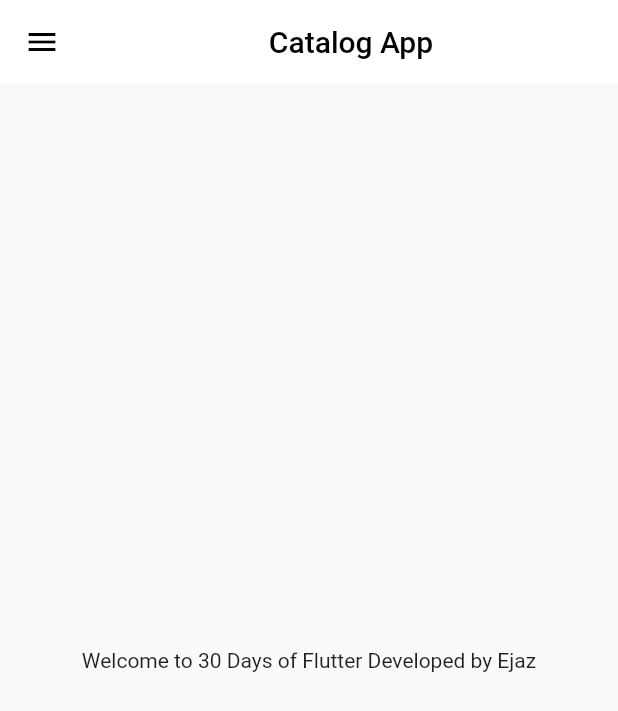
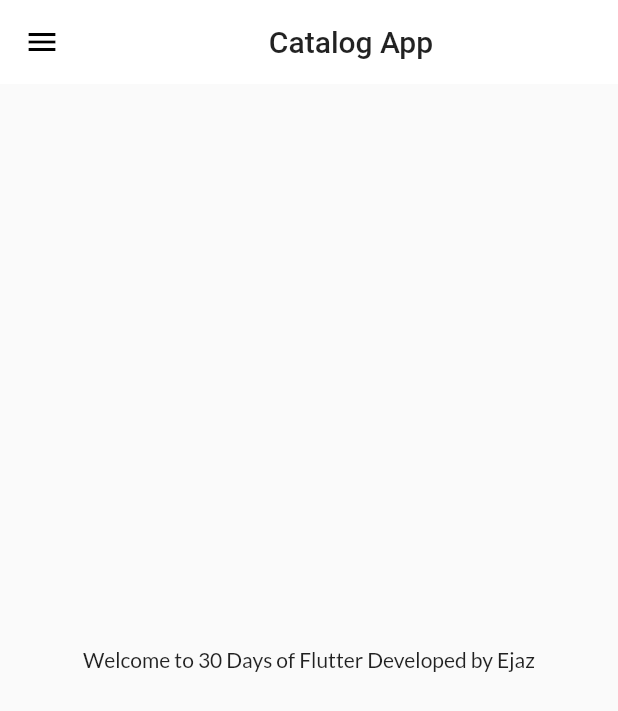
Before and after one commit to ejaz1626/Flutter30Days, a Flutter app: the screen it shows after launch, on a phone screen of 412 x 824 dp. Shown: the top 711 px of the screen. Run offline on Flutter 3.47's test engine with Material 2 defaults, Android fonts, the phone set to English and light mode, and no system bars; our stand-ins replace google_fonts.

Commit message:
Theme Extracted

```diff
--- a/lib/main.dart
+++ b/lib/main.dart
@@ -2,6 +2,8 @@
 import 'package:flutter30days/pages/home_page.dart';
 import 'package:flutter30days/pages/login_page.dart';
 import 'package:flutter30days/utils/routes.dart';
+import 'package:flutter30days/widgets/theme.dart';
+import 'package:google_fonts/google_fonts.dart';
 
 void main() {
   runApp(const MyApp());
@@ -14,9 +16,23 @@
   Widget build(BuildContext context) {
     return MaterialApp(
       debugShowCheckedModeBanner: false,
+
       themeMode: ThemeMode.light,
-      darkTheme: ThemeData(brightness: Brightness.dark),
-      theme: ThemeData(primarySwatch: Colors.deepOrange),
+
+      theme: MyTheme.lightTheme(context),
+      darkTheme: MyTheme.darkTheme(context),
+      // darkTheme: ThemeData(brightness: Brightness.dark),
+      //  theme:ThemeData(
+      //   primarySwatch: Colors.deepOrange,
+      //   fontFamily: GoogleFonts.lato().fontFamily,
+      //   appBarTheme: AppBarTheme(
+      //       color: Colors.white,
+      //       elevation: 0.0,
+      //       iconTheme: IconThemeData(color: Colors.black),
+      //       toolbarTextStyle: Theme.of(context).textTheme.bodyText2,
+      //       titleTextStyle: Theme.of(context).textTheme.headline6),
+      // ),
+
       // home: const HomePage(),
       initialRoute: MyRoutes.homeRoute, //"/login"
       routes: {
--- a/lib/pages/home_page.dart
+++ b/lib/pages/home_page.dart
@@ -1,6 +1,8 @@
 import 'package:flutter/material.dart';
 import 'package:flutter30days/widgets/drawer.dart';
 // import 'package:flutter30days/main.dart';
+
+
 
 class HomePage extends StatelessWidget {
   const HomePage({Key? key}) : super(key: key);
@@ -12,14 +14,7 @@
   Widget build(BuildContext context) {
     return Scaffold(
       appBar: AppBar(
-        elevation: 0.0,
-        backgroundColor: Colors.white,
-        iconTheme: IconThemeData(color: Colors.black),
-        title: const Center(
-            child: Text(
-          "Catalog App",
-          style: TextStyle(color: Colors.black),
-        )),
+        title: const Center(child: Text("Catalog App")),
       ),
       body: Center(
           child: Text("Welcome to $days Days of Flutter Developed by $name")),
--- /dev/null
+++ b/lib/widgets/theme.dart
@@ -0,0 +1,26 @@
+import 'package:flutter/material.dart';
+import 'package:google_fonts/google_fonts.dart';
+
+class MyTheme {
+  static ThemeData lightTheme(BuildContext context) => ThemeData(
+        primarySwatch: Colors.deepOrange,
+        fontFamily: GoogleFonts.lato().fontFamily,
+        appBarTheme: AppBarTheme(
+            color: Colors.white,
+            elevation: 0.0,
+            iconTheme: IconThemeData(color: Colors.black),
+            toolbarTextStyle: Theme.of(context).textTheme.bodyText2,
+            titleTextStyle: Theme.of(context).textTheme.headline6),
+      );
+  static ThemeData darkTheme(BuildContext context) => ThemeData(
+        brightness: Brightness.dark,
+        // primarySwatch: Colors.deepOrange,
+        // fontFamily: GoogleFonts.lato().fontFamily,
+        // appBarTheme: AppBarTheme(
+        //     color: Colors.white,
+        //     elevation: 0.0,
+        //     iconTheme: IconThemeData(color: Colors.black),
+        //     toolbarTextStyle: Theme.of(context).textTheme.bodyText2,
+        //     titleTextStyle: Theme.of(context).textTheme.headline6),
+      );
+}
--- a/pubspec.yaml
+++ b/pubspec.yaml
@@ -34,6 +34,7 @@
   # The following adds the Cupertino Icons font to your application.
   # Use with the CupertinoIcons class for iOS style icons.
   cupertino_icons: ^1.0.2
+  google_fonts: ^2.2.0
 
 dev_dependencies:
   flutter_test:
```
Also changed, not shown: pubspec.lock.
